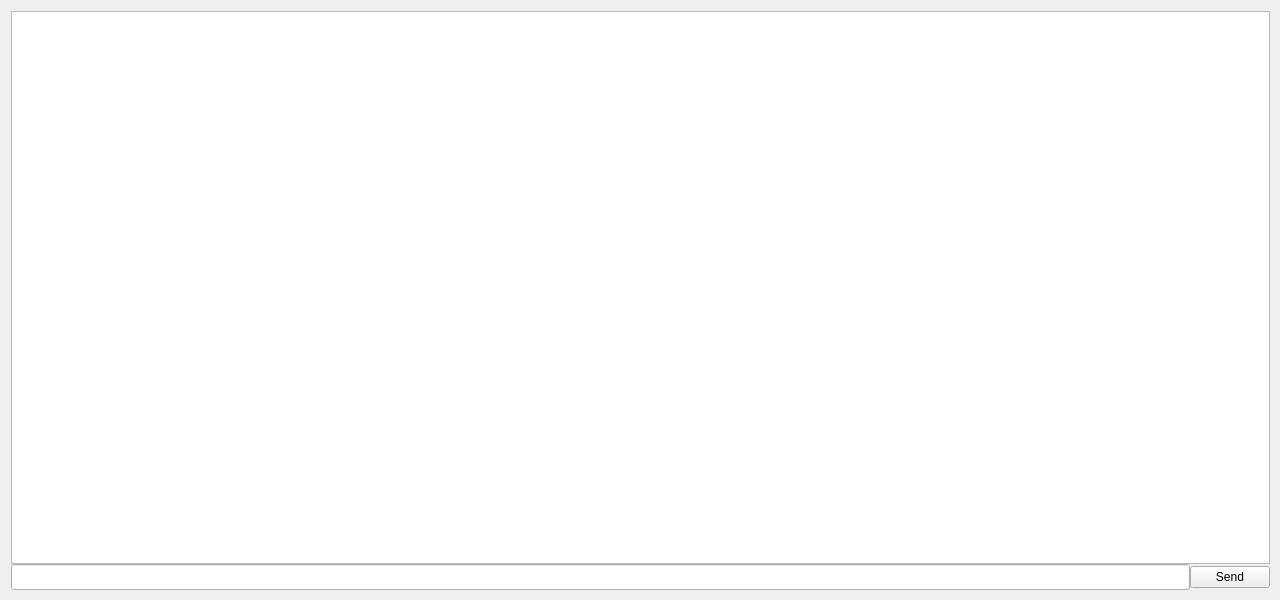
This is Code/Project/DTMF User Interface/DTMF User Interface/gui.ui in ninkaninus/3.semesterProject as Qt 5 draws it before an edit. The edited form follows.
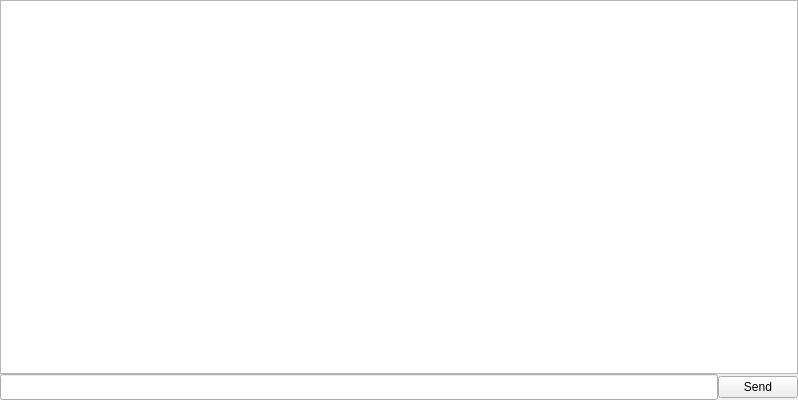
This is the edited form.

What changed in the file:
```diff
--- a/Code/Project/DTMF User Interface/DTMF User Interface/gui.ui
+++ b/Code/Project/DTMF User Interface/DTMF User Interface/gui.ui
@@ -6,14 +6,14 @@
    <rect>
     <x>0</x>
     <y>0</y>
-    <width>1280</width>
-    <height>600</height>
+    <width>798</width>
+    <height>400</height>
    </rect>
   </property>
   <property name="minimumSize">
    <size>
-    <width>1280</width>
-    <height>600</height>
+    <width>0</width>
+    <height>0</height>
    </size>
   </property>
   <property name="maximumSize">
@@ -26,21 +26,41 @@
    <string>Gui</string>
   </property>
   <widget class="QWidget" name="centralWidget">
-   <widget class="QWidget" name="layoutWidget">
-    <property name="geometry">
-     <rect>
-      <x>0</x>
-      <y>0</y>
-      <width>1281</width>
-      <height>601</height>
-     </rect>
-    </property>
+   <property name="enabled">
+    <bool>true</bool>
+   </property>
+   <property name="maximumSize">
+    <size>
+     <width>800</width>
+     <height>400</height>
+    </size>
+   </property>
+   <layout class="QVBoxLayout" name="verticalLayout_2">
+    <property name="spacing">
+     <number>0</number>
+    </property>
+    <property name="leftMargin">
+     <number>0</number>
+    </property>
+    <property name="topMargin">
+     <number>0</number>
+    </property>
+    <property name="rightMargin">
+     <number>0</number>
+    </property>
+    <property name="bottomMargin">
+     <number>0</number>
+    </property>
+    <item>
     <layout class="QVBoxLayout" name="verticalLayout">
      <property name="spacing">
       <number>0</number>
      </property>
      <item>
       <widget class="QPlainTextEdit" name="textVindue">
+        <property name="enabled">
+         <bool>true</bool>
+        </property>
        <property name="minimumSize">
         <size>
          <width>0</width>
@@ -71,6 +91,9 @@
        </property>
        <item>
         <widget class="QLineEdit" name="textEdit">
+          <property name="enabled">
+           <bool>true</bool>
+          </property>
          <property name="font">
           <font>
            <family>Narkisim</family>
@@ -89,7 +112,8 @@
       </layout>
      </item>
     </layout>
-   </widget>
+    </item>
+   </layout>
   </widget>
  </widget>
  <layoutdefault spacing="6" margin="11"/>
```
Lines whose indentation alone changed are shown as unchanged.
